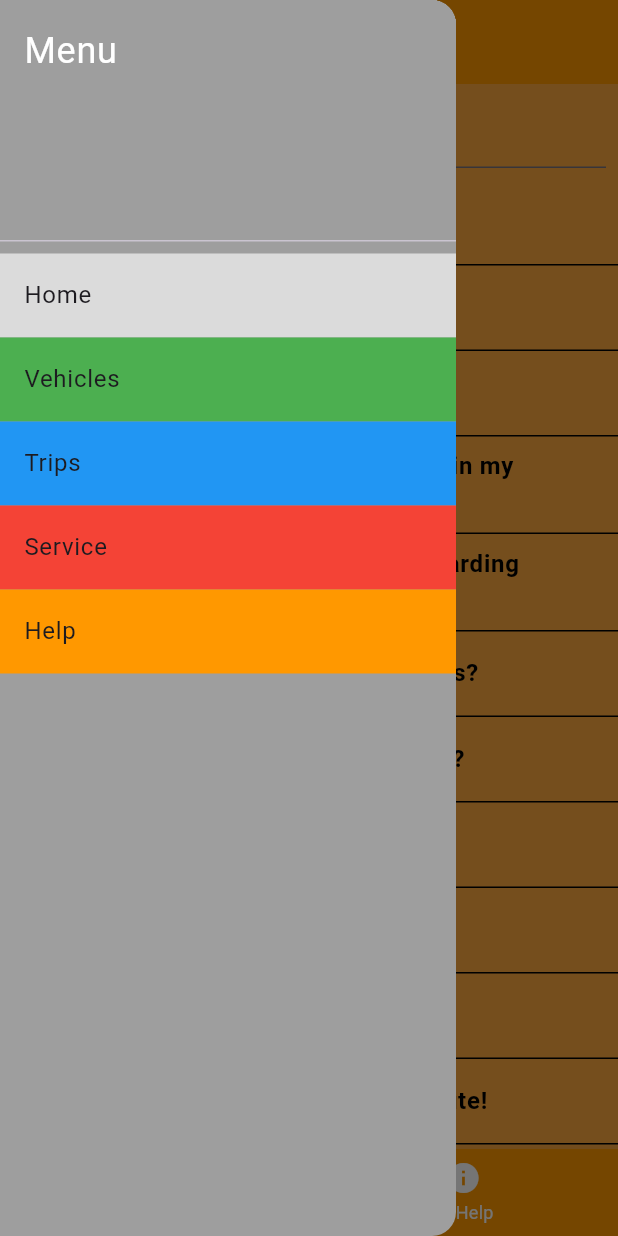
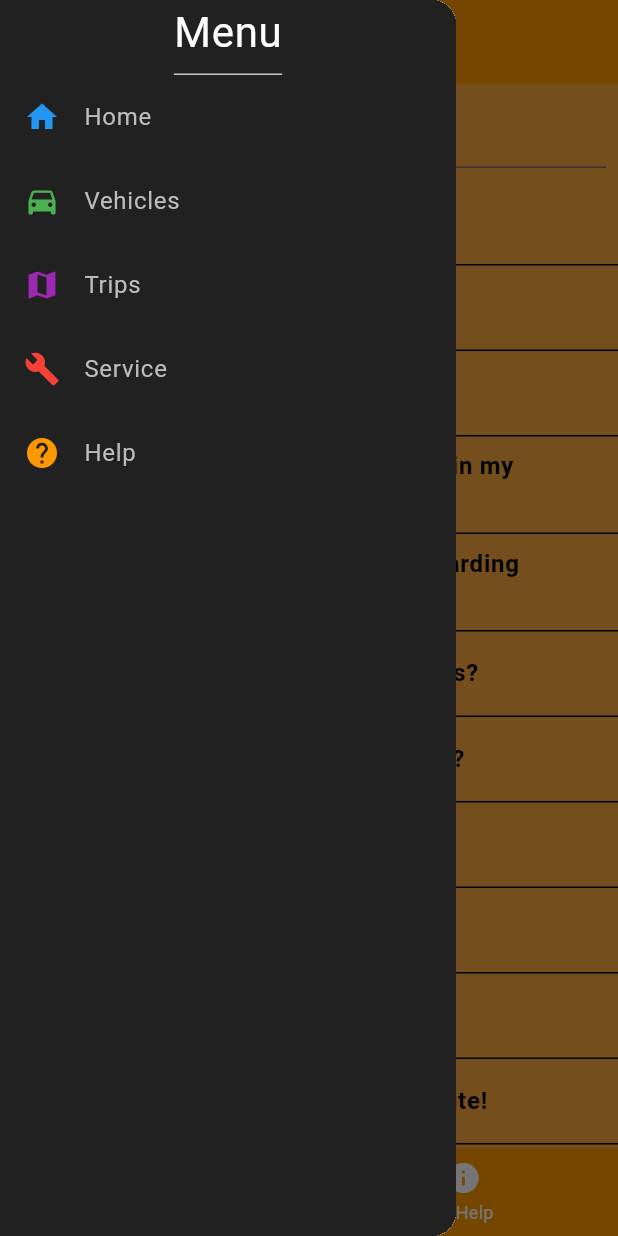
Before and after one commit to CSCI4100U/mobile-group-project-2023-abdul-alam-li-rana, a Flutter app: the HelpPage screen opened directly, with the side drawer open, on a phone screen of 412 x 824 dp. Run offline on Flutter 3.47's test engine with Material 3 defaults, Android fonts, the phone set to English and light mode, and no system bars; our stand-ins replace cloud_firestore, firebase_auth, firebase_core, flutter_local_notifications, flutter_svg, geocoding and 3 more; missing offline and left inert: mapbox_gl, mapbox_polyline_points; accounts and stored records are empty.

Commit message:
Edited files to make the sidebar look much better, implemented hover functions, and better colors

```diff
--- a/final_project/lib/help_page.dart
+++ b/final_project/lib/help_page.dart
@@ -113,7 +113,7 @@ class _HelpPageState extends State<HelpPage> {
               '''Unfortunately, email addresses cannot be used more than once for an account. Please use a different email address if you would like to create another account.'''),
           ],
         ),
-      drawer: SideMenu(),
+        drawer: SideMenu(parentContext: context),
       bottomNavigationBar: BottomNavigationBar(
         backgroundColor: Colors.orange,
         selectedItemColor: Colors.black,
--- a/final_project/lib/service_page.dart
+++ b/final_project/lib/service_page.dart
@@ -34,7 +34,7 @@ class ServicePage extends StatelessWidget {
               _buildServiceCard(context, services[index]),
         ),
       ),
-      drawer: SideMenu(),
+      drawer: SideMenu(parentContext: context),
     );
   }
 
--- a/final_project/lib/sidebar.dart
+++ b/final_project/lib/sidebar.dart
@@ -3,75 +3,117 @@ import 'vehicle_homepage.dart';
 import 'trip_page.dart';
 import 'help_page.dart';
 import 'service_page.dart';
-import 'main.dart';
 import 'home_page.dart';
 
 class SideMenu extends StatelessWidget {
+  final BuildContext parentContext;
+
+  SideMenu({required this.parentContext});
+
   @override
   Widget build(BuildContext context) {
     return Drawer(
-      backgroundColor: Colors.grey,
-      child: ListView(
-        children: [
-          DrawerHeader(
+      child: Container(
+        color: Colors.grey[900],
+        child: Column(
+          children: <Widget>[
+            Container(
+              height: 50.0,
+              child: DrawerHeader(
+                margin: EdgeInsets.zero, // Add this line to remove the default margin
+                padding: EdgeInsets.all(0.0),
                 decoration: BoxDecoration(
-              color: Colors.grey, // Background color for the header
+                  color: Colors.grey[000],
                 ),
                 child: Text(
                   'Menu',
                   style: TextStyle(
-                color: Colors.white, // Text color for the header
-                fontSize: 24.0,
+                    color: Colors.white,
+                    fontSize: 28,
                   ),
                 ),
               ),
-          ListTile(
-            title: Text('Home'),
-            tileColor: const Color.fromARGB(160, 255, 255, 255),
+            ),
+            _buildListTile('Home', Icons.home, Colors.blue, HomePage()),
+            _buildListTile('Vehicles', Icons.directions_car, Colors.green, VehicleHomePage()),
+            _buildListTile('Trips', Icons.map, Colors.purple, TripPage()),
+            _buildListTile('Service', Icons.build, Colors.red, ServicePage()),
+            _buildListTile('Help', Icons.help, Colors.orange, HelpPage()),
+          ],
+        ),
+      ),
+    );
+  }
+
+  Widget _buildListTile(String title, IconData icon, Color color, Widget page) {
+    final bool isSelected = ModalRoute.of(parentContext)!.settings.name == page.toString();
+
+    return HoveringWidget(
       onTap: () {
-              Navigator.of(context).pushReplacement(MaterialPageRoute(
-                builder: (context) => HomePage(),
-              ));
+        Navigator.of(parentContext).pushReplacement(MaterialPageRoute(builder: (context) => page));
       },
+      onHover: (val) {
+        // Handle hover effect here if needed
+      },
+      child: ListTile(
+        title: Text(
+          title,
+          style: TextStyle(
+            color: isSelected ? Colors.white : Colors.grey[400],
           ),
-          ListTile(
-            title: Text('Vehicles'),
-            tileColor: Colors.green,
-            onTap: () {
-              Navigator.of(context).pushReplacement(MaterialPageRoute(
-                builder: (context) => VehicleHomePage(),
-              ));
-            },
         ),
-          ListTile(
-            tileColor: Colors.blue,
-            title: Text('Trips'),
-            onTap: () {
-              Navigator.of(context).pushReplacement(MaterialPageRoute(
-                builder: (context) => TripPage(),
-              ));
-            },
+        leading: Icon(
+          icon,
+          color: isSelected ? Colors.white : color,
         ),
-          ListTile(
-            tileColor: Colors.red,
-            title: Text('Service'),
-            onTap: () {
-              Navigator.of(context).pushReplacement(MaterialPageRoute(
-                builder: (context) => ServicePage(),
-              ));
-            },
-          ),
-          ListTile(
-            tileColor: Colors.orange,
-            title: Text('Help'),
-            onTap: () {
-              Navigator.of(context).pushReplacement(MaterialPageRoute(
-                builder: (context) => HelpPage(),
-              ));
-            },
-          ),
-        ],
+        tileColor: isSelected ? Colors.grey[800] : null,
       ),
     );
   }
 }
+
+
+class HoveringWidget extends StatefulWidget {
+  final VoidCallback onTap;
+  final Function(bool) onHover;
+  final Widget child;
+
+  HoveringWidget({
+    required this.onTap,
+    required this.onHover,
+    required this.child,
+  });
+
+  @override
+  _HoveringWidgetState createState() => _HoveringWidgetState();
+}
+
+class _HoveringWidgetState extends State<HoveringWidget> {
+  bool isHover = false;
+
+  @override
+  Widget build(BuildContext context) {
+    return MouseRegion(
+      onEnter: (_) {
+        widget.onHover(true);
+        setState(() {
+          isHover = true;
+        });
+      },
+      onExit: (_) {
+        widget.onHover(false);
+        setState(() {
+          isHover = false;
+        });
+      },
+      child: GestureDetector(
+        onTap: widget.onTap,
+        child: AnimatedContainer(
+          duration: Duration(milliseconds: 200),
+          color: isHover ? Colors.grey[800] : null,
+          child: widget.child,
+        ),
+      ),
+    );
+  }
+}
--- a/final_project/lib/vehicle_homepage.dart
+++ b/final_project/lib/vehicle_homepage.dart
@@ -126,7 +126,7 @@ class _VehicleHomePageState extends State<VehicleHomePage> {
         backgroundColor: Colors.blue,
         child: Icon(Icons.add),
       ),
-      drawer: SideMenu(),
+      drawer: SideMenu(parentContext: context),
     );
   }
 
```
Lines whose indentation alone changed are shown as unchanged.
